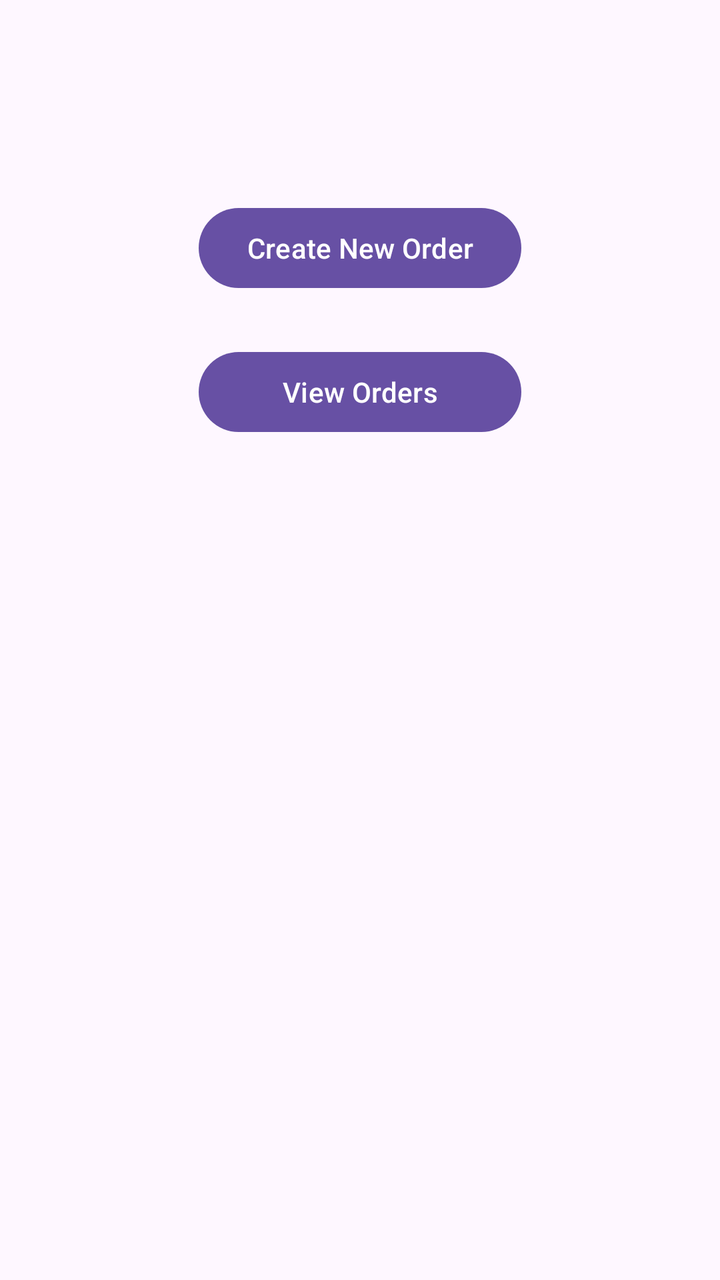
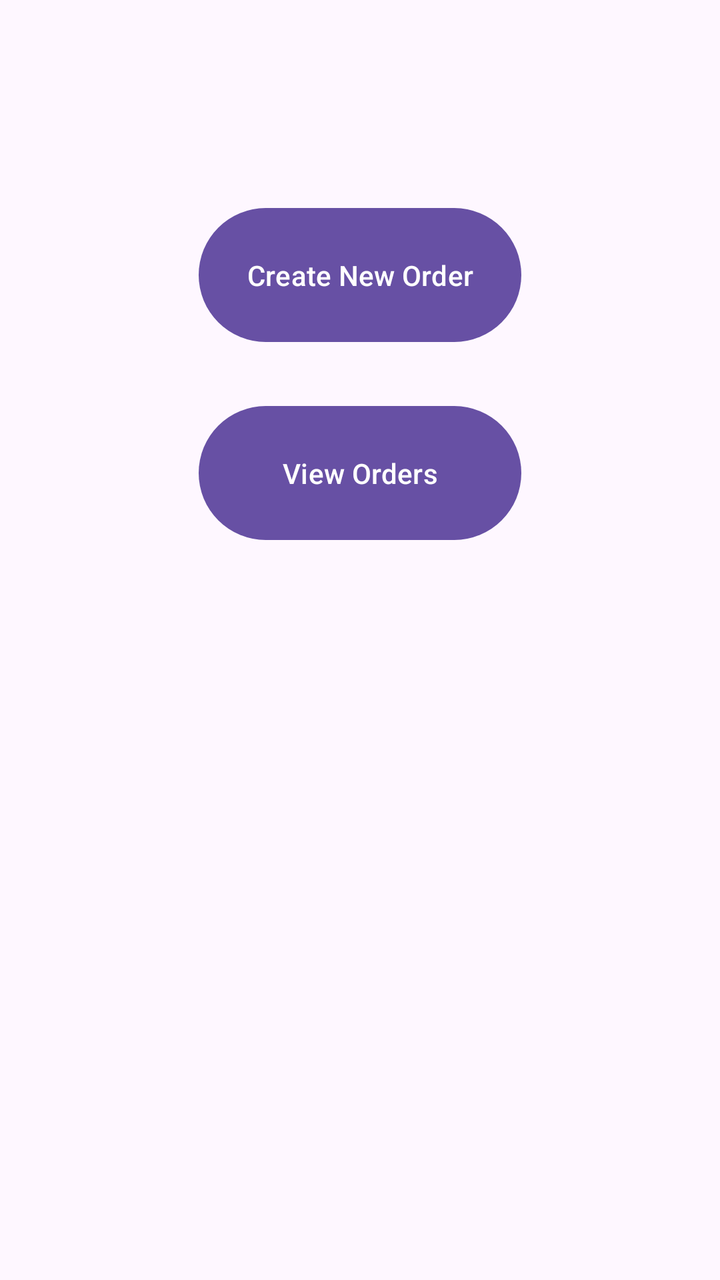

Compare the two renders of this Android layout. The source of the first and the diff that turns it into the second are given below.
<!-- AndroidManifest.xml: application theme Theme.VBeltOrder -->
<!-- res/layout/fragment_home_screen.xml -->
<?xml version="1.0" encoding="utf-8"?>
<androidx.constraintlayout.widget.ConstraintLayout xmlns:android="http://schemas.android.com/apk/res/android"
    xmlns:app="http://schemas.android.com/apk/res-auto"
    android:layout_width="match_parent"
    android:layout_height="match_parent">

    <Button
        android:id="@+id/btnCreateNewOrder"
        android:layout_width="wrap_content"
        android:layout_height="wrap_content"
        android:layout_marginTop="100dp"
        android:text="@string/create_new_order"
        app:layout_constraintEnd_toEndOf="parent"
        app:layout_constraintStart_toStartOf="parent"
        app:layout_constraintTop_toTopOf="parent" />

    <Button
        android:id="@+id/btnViewOrders"
        android:layout_width="0dp"
        android:layout_height="wrap_content"
        android:layout_marginTop="24dp"
        android:text="@string/view_orders"
        app:layout_constraintEnd_toEndOf="@+id/btnCreateNewOrder"
        app:layout_constraintStart_toStartOf="@+id/btnCreateNewOrder"
        app:layout_constraintTop_toBottomOf="@+id/btnCreateNewOrder" />
</androidx.constraintlayout.widget.ConstraintLayout>
<!-- resources referenced by this layout -->
<resources>
  <string name="create_new_order">Create New Order</string>
  <string name="view_orders">View Orders</string>
  <style name="Theme.VBeltOrder" parent="Base.Theme.VBeltOrder" />
  <style name="Base.Theme.VBeltOrder" parent="Theme.Material3.DayNight.NoActionBar">
          
          
      </style>
</resources>

<!-- the commit's change to res/layout/fragment_home_screen.xml (unified diff, before → after) -->
@@ -9,6 +9,7 @@
         android:layout_width="wrap_content"
         android:layout_height="wrap_content"
         android:layout_marginTop="100dp"
+        android:padding="24dp"
         android:text="@string/create_new_order"
         app:layout_constraintEnd_toEndOf="parent"
         app:layout_constraintStart_toStartOf="parent"
@@ -19,6 +20,7 @@
         android:layout_width="0dp"
         android:layout_height="wrap_content"
         android:layout_marginTop="24dp"
+        android:padding="24dp"
         android:text="@string/view_orders"
         app:layout_constraintEnd_toEndOf="@+id/btnCreateNewOrder"
         app:layout_constraintStart_toStartOf="@+id/btnCreateNewOrder"
